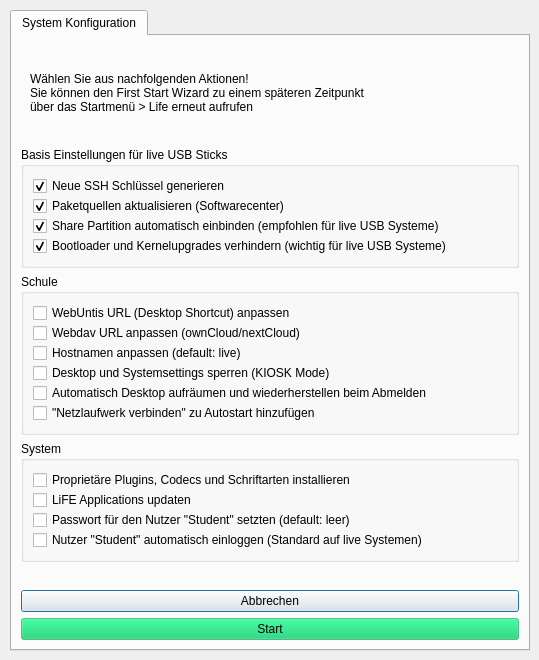
Old version of the form firststart.ui in the repository valueerrorx/life-firststart.
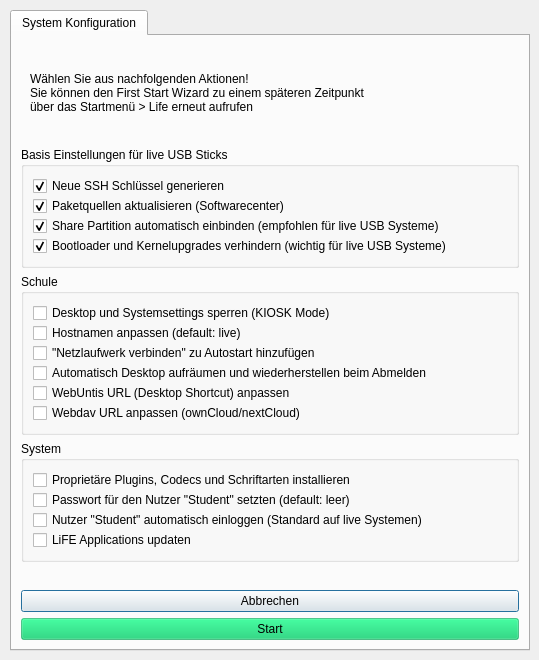
New version of the form. Icons and pictures are not drawn.

```diff
--- a/firststart.ui
+++ b/firststart.ui
@@ -280,45 +280,6 @@
         <property name="spacing">
          <number>0</number>
         </property>
-        <item>
-         <widget class="QCheckBox" name="untis">
-          <property name="toolTip">
-           <string>&lt;html&gt;&lt;head/&gt;&lt;body&gt;&lt;p&gt;Die URL des WebUntis Links kann auf die schuleigene URL geändert werden&lt;/p&gt;&lt;/body&gt;&lt;/html&gt;</string>
-          </property>
-          <property name="text">
-           <string>WebUntis URL (Desktop Shortcut) anpassen</string>
-          </property>
-          <property name="checked">
-           <bool>false</bool>
-          </property>
-         </widget>
-        </item>
-        <item>
-         <widget class="QCheckBox" name="webdav">
-          <property name="toolTip">
-           <string>Das temporäre Einbinden einer Cloud Ressource geschieht über das WebDav Protokoll.&lt;br&gt;Die URL muss hierfür angegeben werden.</string>
-          </property>
-          <property name="text">
-           <string>Webdav URL anpassen (ownCloud/nextCloud)</string>
-          </property>
-          <property name="checked">
-           <bool>false</bool>
-          </property>
-         </widget>
-        </item>
-        <item>
-         <widget class="QCheckBox" name="hostname">
-          <property name="toolTip">
-           <string>Der Hostname (Name des Systems) kann geändert werden.</string>
-          </property>
-          <property name="text">
-           <string>Hostnamen anpassen (default: live)</string>
-          </property>
-          <property name="checked">
-           <bool>false</bool>
-          </property>
-         </widget>
-        </item>
         <item>
          <widget class="QCheckBox" name="lock">
           <property name="toolTip">
@@ -333,12 +294,15 @@
          </widget>
         </item>
         <item>
-         <widget class="QCheckBox" name="autoclean">
+         <widget class="QCheckBox" name="hostname">
           <property name="toolTip">
            <string>&lt;html&gt;&lt;head/&gt;&lt;body&gt;&lt;p&gt;Beim Abmelden werden alle Änderungen&lt;br/&gt;an der Konfiguration rückgangig gemacht&lt;br/&gt;sowie das /home Verzeichnis aufgeräumt&lt;/p&gt;&lt;/body&gt;&lt;/html&gt;</string>
           </property>
           <property name="text">
-           <string>Automatisch Desktop aufräumen und wiederherstellen beim Abmelden</string>
+           <string>Hostnamen anpassen (default: live)</string>
+          </property>
+          <property name="checked">
+           <bool>false</bool>
           </property>
          </widget>
         </item>
@@ -352,6 +316,42 @@
           </property>
          </widget>
         </item>
+        <item>
+         <widget class="QCheckBox" name="autoclean">
+          <property name="toolTip">
+           <string>&lt;html&gt;&lt;head/&gt;&lt;body&gt;&lt;p&gt;Beim Abmelden werden alle Änderungen&lt;br/&gt;an der Konfiguration rückgangig gemacht&lt;br/&gt;sowie das /home Verzeichnis aufgeräumt&lt;/p&gt;&lt;/body&gt;&lt;/html&gt;</string>
+          </property>
+          <property name="text">
+           <string>Automatisch Desktop aufräumen und wiederherstellen beim Abmelden</string>
+          </property>
+         </widget>
+        </item>
+        <item>
+         <widget class="QCheckBox" name="untis">
+          <property name="toolTip">
+           <string>&lt;html&gt;&lt;head/&gt;&lt;body&gt;&lt;p&gt;Die URL des WebUntis Links kann auf die schuleigene URL geändert werden&lt;/p&gt;&lt;/body&gt;&lt;/html&gt;</string>
+          </property>
+          <property name="text">
+           <string>WebUntis URL (Desktop Shortcut) anpassen</string>
+          </property>
+          <property name="checked">
+           <bool>false</bool>
+          </property>
+         </widget>
+        </item>
+        <item>
+         <widget class="QCheckBox" name="webdav">
+          <property name="toolTip">
+           <string>Das temporäre Einbinden einer Cloud Ressource geschieht über das WebDav Protokoll.&lt;br&gt;Die URL muss hierfür angegeben werden.</string>
+          </property>
+          <property name="text">
+           <string>Webdav URL anpassen (ownCloud/nextCloud)</string>
+          </property>
+          <property name="checked">
+           <bool>false</bool>
+          </property>
+         </widget>
+        </item>
        </layout>
       </widget>
      </item>
@@ -377,19 +377,6 @@
           </property>
          </widget>
         </item>
-        <item>
-         <widget class="QCheckBox" name="update">
-          <property name="toolTip">
-           <string>&lt;html&gt;&lt;head/&gt;&lt;body&gt;&lt;p&gt;Bringt die LiFE Applications auf neuesten Stand&lt;/p&gt;&lt;/body&gt;&lt;/html&gt;</string>
-          </property>
-          <property name="text">
-           <string>LiFE Applications updaten</string>
-          </property>
-          <property name="checked">
-           <bool>false</bool>
-          </property>
-         </widget>
-        </item>
         <item>
          <widget class="QCheckBox" name="rootpw">
           <property name="toolTip">
@@ -416,6 +403,19 @@
           </property>
          </widget>
         </item>
+        <item>
+         <widget class="QCheckBox" name="update">
+          <property name="toolTip">
+           <string>&lt;html&gt;&lt;head/&gt;&lt;body&gt;&lt;p&gt;Bringt die LiFE Applications auf neuesten Stand&lt;/p&gt;&lt;/body&gt;&lt;/html&gt;</string>
+          </property>
+          <property name="text">
+           <string>LiFE Applications updaten</string>
+          </property>
+          <property name="checked">
+           <bool>false</bool>
+          </property>
+         </widget>
+        </item>
        </layout>
       </widget>
      </item>
```
Left out of the diff: 2 changed lines with no effect on the pictures.
